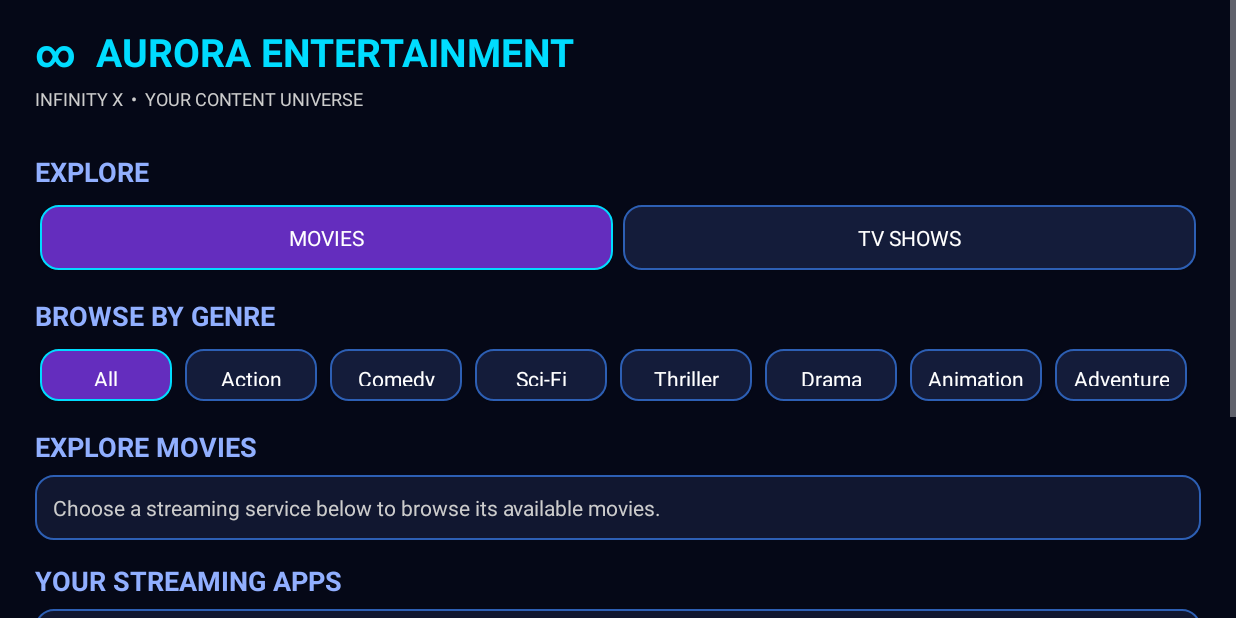
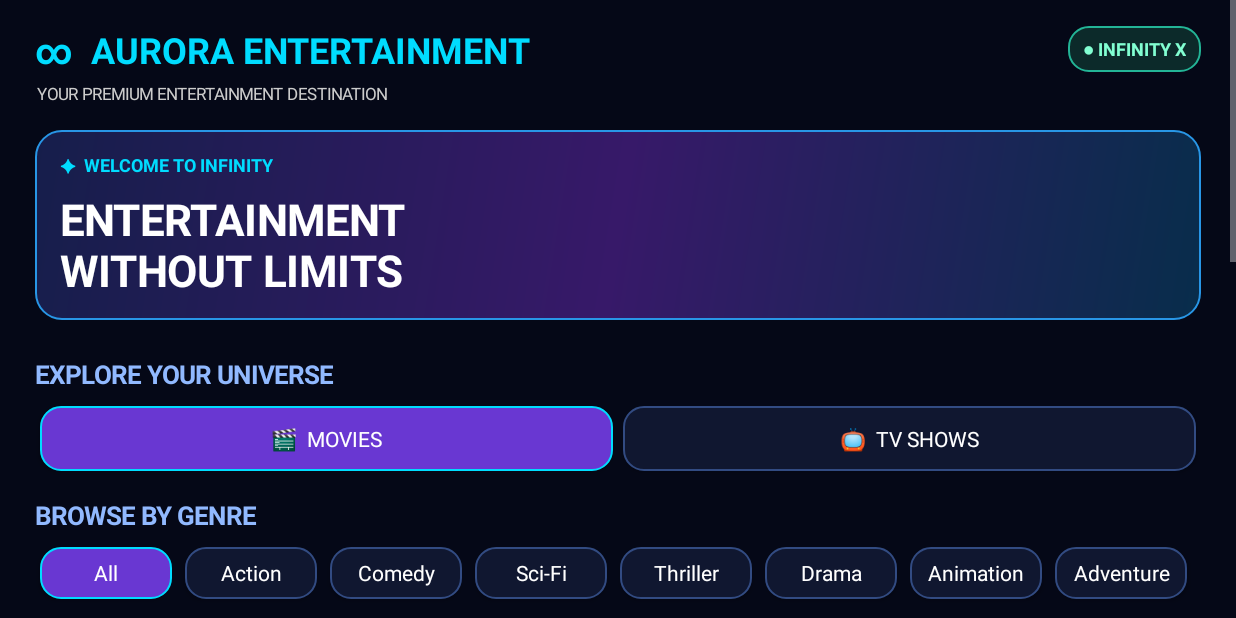
Before and after one commit to iishaqbaig94-dotcom/AuroraTvLauncher-, an Android app: the MovieHubActivity screen opened directly, with no data from a screen before it, on a phone screen of 824 x 412 dp (held sideways). Run offline under Robolectric (Android 15) with nearby library versions, the phone set to English and light mode, and no system bars.

Commit message:
Update MovieHubActivity.java

```diff
--- a/app/src/main/java/com/aurora/tvlauncher/MovieHubActivity.java
+++ b/app/src/main/java/com/aurora/tvlauncher/MovieHubActivity.java
@@ -1,3 +1,4 @@
+
 package com.aurora.tvlauncher;
 
 import android.app.Activity;
@@ -25,8 +26,9 @@ public class MovieHubActivity extends Activity {
     private String selectedGenre = "All";
 
     private final int CYAN = Color.rgb(0, 220, 255);
-    private final int PURPLE = Color.rgb(100, 45, 190);
+    private final int PURPLE = Color.rgb(105, 55, 210);
     private final int DARK = Color.rgb(5, 8, 23);
+    private final int CARD = Color.rgb(16, 23, 48);
 
     private final String[] genres = {
         "All", "Action", "Comedy", "Sci-Fi",
@@ -37,8 +39,8 @@ public class MovieHubActivity extends Activity {
     protected void onCreate(Bundle savedInstanceState) {
         super.onCreate(savedInstanceState);
 
-        mode = getIntent().getStringExtra("hub_mode");
-        if (mode == null) mode = "MOVIES";
+        String received = getIntent().getStringExtra("hub_mode");
+        if (received != null) mode = received;
 
         getWindow().setStatusBarColor(DARK);
         getWindow().setNavigationBarColor(DARK);
@@ -63,27 +65,17 @@ public class MovieHubActivity extends Activity {
         content.removeAllViews();
         initialFocus = null;
 
-        TextView title = new TextView(this);
-        title.setText("∞  AURORA ENTERTAINMENT");
-        title.setTextColor(CYAN);
-        title.setTextSize(26);
-        title.setTypeface(null, Typeface.BOLD);
-        content.addView(title);
+        addTopBar();
 
-        TextView subtitle = new TextView(this);
-        subtitle.setText("INFINITY X  •  YOUR CONTENT UNIVERSE");
-        subtitle.setTextColor(Color.LTGRAY);
-        subtitle.setTextSize(12);
-        subtitle.setPadding(0, 8, 0, 20);
-        content.addView(subtitle);
+        addHero();
 
-        addHeading("EXPLORE");
+        addHeading("EXPLORE YOUR UNIVERSE");
 
         LinearLayout tabs = new LinearLayout(this);
         tabs.setOrientation(LinearLayout.HORIZONTAL);
 
-        addTab(tabs, "MOVIES", "MOVIES");
-        addTab(tabs, "TV SHOWS", "TV SHOWS");
+        addTab(tabs, "🎬  MOVIES", "MOVIES");
+        addTab(tabs, "📺  TV SHOWS", "TV SHOWS");
 
         content.addView(tabs);
 
@@ -93,7 +85,7 @@ public class MovieHubActivity extends Activity {
 
             addInfo(
                 "Your viewing history is not connected yet. " +
-                "Choose a streaming app below to continue watching."
+                "Open a streaming service below to continue watching."
             );
 
         } else {
@@ -118,28 +110,52 @@ public class MovieHubActivity extends Activity {
 
             addHeading(
                 selectedGenre.equals("All")
-                    ? "EXPLORE " + mode
+                    ? "FEATURED " + mode
                     : selectedGenre.toUpperCase() + " " + mode
             );
 
             addInfo(
-                "Choose a streaming service below to browse " +
-                "its available " + mode.toLowerCase() + "."
+                "Explore " + selectedGenre.toLowerCase() +
+                " " + mode.toLowerCase() +
+                " through your connected streaming services."
             );
         }
 
-        addHeading("YOUR STREAMING APPS");
+        addHeading("STREAMING COLLECTION");
+
+        addInfo(
+            "Your installed entertainment apps appear below. " +
+            "Select a service to launch it."
+        );
+
         addStreamingApps();
 
-        addHeading("MORE");
-        addInfo(
-            "Live movie listings, posters and playback " +
-            "require a connected content provider."
+        addHeading("INFINITY EXPERIENCE");
+
+        addFeatureCard(
+            "∞  CINEMATIC ENTERTAINMENT",
+            "One premium destination for your favourite entertainment apps."
         );
 
-        Button back = makeButton("‹  BACK TO AURORA HOME");
+        addFeatureCard(
+            "✦  SMART CONTENT HUB",
+            "Discover movies and shows through your installed streaming services."
+        );
+
+        addInfo(
+            "Live catalogues, movie posters, viewing history and playback " +
+            "require integration with a supported content provider."
+        );
+
+        Button back = makeButton("‹   BACK TO AURORA HOME");
+        back.setTextSize(16);
+        back.setBackground(makeBackground(CARD, CYAN));
         back.setOnClickListener(v -> finish());
-        content.addView(back);
+
+        LinearLayout.LayoutParams backParams =
+            new LinearLayout.LayoutParams(-1, 65);
+        backParams.setMargins(0, 25, 0, 10);
+        content.addView(back, backParams);
 
         if (initialFocus == null) {
             initialFocus = back;
@@ -150,6 +166,87 @@ public class MovieHubActivity extends Activity {
                 initialFocus.requestFocus();
             }
         });
+    }
+
+    private void addTopBar() {
+
+        LinearLayout bar = new LinearLayout(this);
+        bar.setOrientation(LinearLayout.HORIZONTAL);
+        bar.setGravity(Gravity.CENTER_VERTICAL);
+
+        TextView brand = new TextView(this);
+        brand.setText("∞  AURORA ENTERTAINMENT");
+        brand.setTextColor(CYAN);
+        brand.setTextSize(24);
+        brand.setTypeface(null, Typeface.BOLD);
+
+        bar.addView(brand, new LinearLayout.LayoutParams(
+            0, -2, 1
+        ));
+
+        TextView status = new TextView(this);
+        status.setText("● INFINITY X");
+        status.setTextColor(Color.rgb(130, 255, 210));
+        status.setTextSize(12);
+        status.setTypeface(null, Typeface.BOLD);
+        status.setPadding(15, 10, 15, 10);
+        status.setBackground(makeBackground(
+            Color.rgb(12, 42, 42),
+            Color.rgb(35, 180, 150)
+        ));
+
+        bar.addView(status);
+        content.addView(bar);
+
+        TextView subtitle = new TextView(this);
+        subtitle.setText("YOUR PREMIUM ENTERTAINMENT DESTINATION");
+        subtitle.setTextColor(Color.LTGRAY);
+        subtitle.setTextSize(11);
+        subtitle.setPadding(2, 8, 0, 15);
+
+        content.addView(subtitle);
+    }
+
+    private void addHero() {
+
+        LinearLayout hero = new LinearLayout(this);
+        hero.setOrientation(LinearLayout.VERTICAL);
+        hero.setGravity(Gravity.CENTER_VERTICAL);
+        hero.setPadding(25, 22, 25, 22);
+
+        hero.setBackground(makeHeroBackground());
+
+        TextView tag = new TextView(this);
+        tag.setText("✦  WELCOME TO INFINITY");
+        tag.setTextColor(CYAN);
+        tag.setTextSize(12);
+        tag.setTypeface(null, Typeface.BOLD);
+
+        hero.addView(tag);
+
+        TextView heading = new TextView(this);
+        heading.setText("ENTERTAINMENT\nWITHOUT LIMITS");
+        heading.setTextColor(Color.WHITE);
+        heading.setTextSize(29);
+        heading.setTypeface(null, Typeface.BOLD);
+        heading.setPadding(0, 12, 0, 8);
+
+        hero.addView(heading);
+
+        TextView description = new TextView(this);
+        description.setText(
+            "Movies  •  Series  •  Your favourite apps"
+        );
+        description.setTextColor(Color.rgb(195, 210, 240));
+        description.setTextSize(14);
+
+        hero.addView(description);
+
+        LinearLayout.LayoutParams params =
+            new LinearLayout.LayoutParams(-1, 190);
+        params.setMargins(0, 10, 0, 15);
+
+        content.addView(hero, params);
     }
 
     private void addTab(
@@ -163,8 +260,8 @@ public class MovieHubActivity extends Activity {
         boolean active = mode.equals(value);
 
         button.setBackground(makeBackground(
-            active ? PURPLE : Color.rgb(20, 28, 58),
-            active ? CYAN : Color.rgb(45, 95, 180)
+            active ? PURPLE : CARD,
+            active ? CYAN : Color.rgb(50, 75, 130)
         ));
 
         if (active && initialFocus == null) {
@@ -194,8 +291,8 @@ public class MovieHubActivity extends Activity {
         boolean active = selectedGenre.equals(genre);
 
         button.setBackground(makeBackground(
-            active ? PURPLE : Color.rgb(20, 28, 58),
-            active ? CYAN : Color.rgb(45, 95, 180)
+            active ? PURPLE : CARD,
+            active ? CYAN : Color.rgb(50, 75, 130)
         ));
 
         if (active && initialFocus == null) {
@@ -243,8 +340,14 @@ public class MovieHubActivity extends Activity {
             found = true;
 
             Button button = makeButton(
-                "▶   OPEN " + appName
+                "▶    OPEN " + appName
             );
+
+            button.setTextSize(15);
+            button.setBackground(makeBackground(
+                CARD,
+                Color.rgb(55, 105, 185)
+            ));
 
             if (initialFocus == null) {
                 initialFocus = button;
@@ -262,25 +365,60 @@ public class MovieHubActivity extends Activity {
                 }
             });
 
-            content.addView(button);
+            LinearLayout.LayoutParams params =
+                new LinearLayout.LayoutParams(-1, 62);
+            params.setMargins(0, 5, 0, 5);
+
+            content.addView(button, params);
         }
 
         if (!found) {
             addInfo(
                 "No supported streaming apps were detected. " +
-                "Install a streaming app to see it here."
+                "Install a supported streaming app to see it here."
             );
         }
+    }
+
+    private void addFeatureCard(
+        String heading,
+        String description
+    ) {
+
+        LinearLayout card = new LinearLayout(this);
+        card.setOrientation(LinearLayout.VERTICAL);
+        card.setPadding(18, 16, 18, 16);
+        card.setBackground(makeBackground(CARD, PURPLE));
+
+        TextView title = new TextView(this);
+        title.setText(heading);
+        title.setTextColor(CYAN);
+        title.setTextSize(16);
+        title.setTypeface(null, Typeface.BOLD);
+
+        card.addView(title);
+
+        TextView info = new TextView(this);
+        info.setText(description);
+        info.setTextColor(Color.LTGRAY);
+        info.setTextSize(13);
+        info.setPadding(0, 8, 0, 0);
+
+        card.addView(info);
+
+        LinearLayout.LayoutParams params =
+            new LinearLayout.LayoutParams(-1, -2);
+        params.setMargins(0, 6, 0, 6);
+
+        content.addView(card, params);
     }
 
     private void addHeading(String text) {
 
         TextView heading = new TextView(this);
         heading.setText(text);
-        heading.setTextColor(
-            Color.rgb(145, 175, 255)
-        );
-        heading.setTextSize(18);
+        heading.setTextColor(Color.rgb(145, 185, 255));
+        heading.setTextSize(17);
         heading.setTypeface(null, Typeface.BOLD);
         heading.setPadding(0, 22, 0, 10);
 
@@ -293,13 +431,17 @@ public class MovieHubActivity extends Activity {
         info.setText(text);
         info.setTextColor(Color.LTGRAY);
         info.setTextSize(14);
-        info.setPadding(18, 18, 18, 18);
+        info.setPadding(18, 16, 18, 16);
         info.setBackground(makeBackground(
-            Color.rgb(17, 23, 48),
-            Color.rgb(45, 95, 180)
+            CARD,
+            Color.rgb(45, 75, 130)
         ));
 
-        content.addView(info);
+        LinearLayout.LayoutParams params =
+            new LinearLayout.LayoutParams(-1, -2);
+        params.setMargins(0, 5, 0, 8);
+
+        content.addView(info, params);
     }
 
     private Button makeButton(String text) {
@@ -313,9 +455,10 @@ public class MovieHubActivity extends Activity {
         button.setGravity(Gravity.CENTER);
         button.setFocusable(true);
         button.setClickable(true);
+        button.setPadding(12, 5, 12, 5);
 
         GradientDrawable normal = makeBackground(
-            Color.rgb(20, 28, 58),
+            CARD,
             Color.rgb(45, 95, 180)
         );
 
@@ -332,8 +475,8 @@ public class MovieHubActivity extends Activity {
                 hasFocus ? focused : normal
             );
 
-            button.setScaleX(hasFocus ? 1.05f : 1f);
-            button.setScaleY(hasFocus ? 1.05f : 1f);
+            button.setScaleX(hasFocus ? 1.04f : 1f);
+            button.setScaleY(hasFocus ? 1.04f : 1f);
 
             if (hasFocus) {
                 button.post(() -> {
@@ -360,8 +503,25 @@ public class MovieHubActivity extends Activity {
 
         GradientDrawable bg = new GradientDrawable();
         bg.setColor(color);
-        bg.setCornerRadius(18);
+        bg.setCornerRadius(20);
         bg.setStroke(2, stroke);
+
+        return bg;
+    }
+
+    private GradientDrawable makeHeroBackground() {
+
+        GradientDrawable bg = new GradientDrawable(
+            GradientDrawable.Orientation.TL_BR,
+            new int[] {
+                Color.rgb(22, 30, 75),
+                Color.rgb(55, 25, 105),
+                Color.rgb(8, 45, 75)
+            }
+        );
+
+        bg.setCornerRadius(26);
+        bg.setStroke(2, Color.rgb(40, 150, 230));
 
         return bg;
     }
@@ -371,4 +531,4 @@ public class MovieHubActivity extends Activity {
         finish();
         super.onBackPressed();
     }
-    }
+}
```
